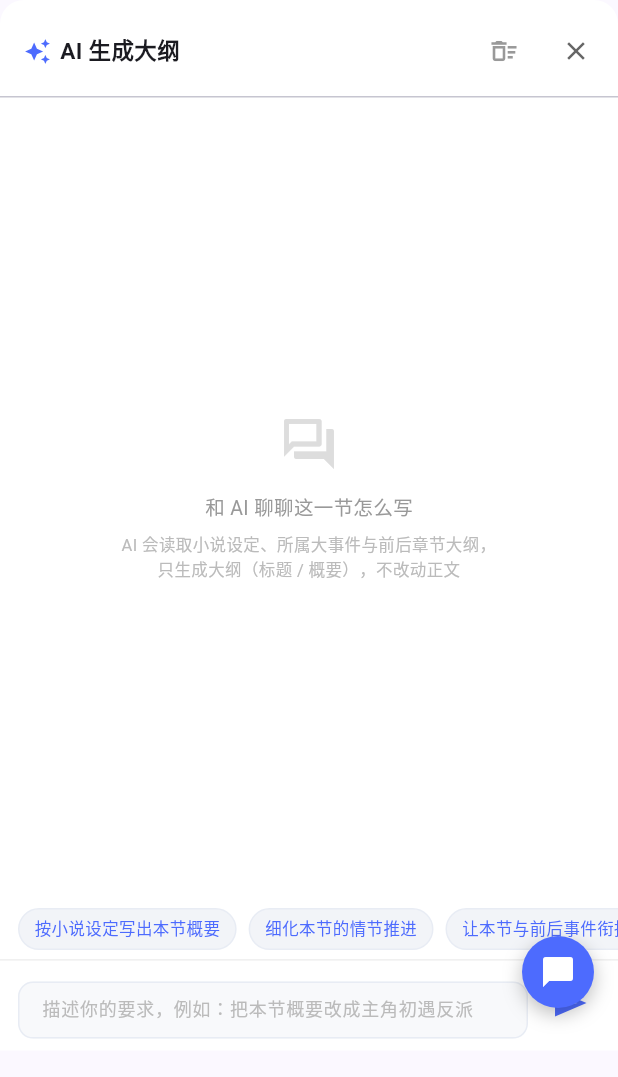
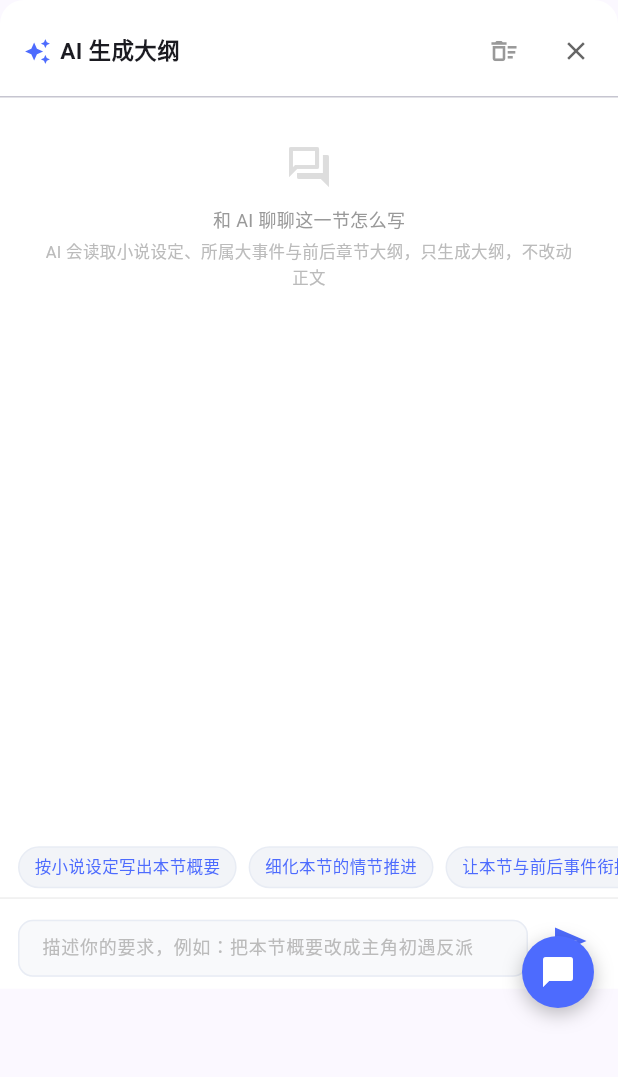
Before and after one commit to xianyvgan2223/ai-novel-platform, a Flutter app: the OutlineAiChatSheet widget shown alone on an empty page, opened directly with empty values, on a phone screen of 412 x 824 dp. Shown: the top 1077 px of the screen. Run offline on Flutter 3.47's test engine with Material 3 defaults, Android fonts, the phone set to English and light mode, and no system bars; our stand-ins replace dio, file_picker, flutter_riverpod, sqflite; missing offline and left inert: flutter_displaymode; accounts and stored records are empty.

Commit message:
4.7.5大纲编辑页面显示优化

```diff
--- a/lib/features/novel_writing/outline_editing/view/widget/outline_ai_chat_sheet.dart
+++ b/lib/features/novel_writing/outline_editing/view/widget/outline_ai_chat_sheet.dart
@@ -30,6 +30,7 @@ class _OutlineAiChatSheetState extends State<OutlineAiChatSheet> {
   final TextEditingController _inputCtrl = TextEditingController();
   final ScrollController _scrollCtrl = ScrollController();
   final FocusNode _inputFocus = FocusNode();
+  final GlobalKey _outlineBubbleKey = GlobalKey(); // 「当前大纲」气泡（应用后滚回查看）
   int _lastMessageCount = 0;
   int _lastStreamLength = 0;
   bool _followOutput = true; // 用户上滑阅读时暂停自动跟随
@@ -97,12 +98,24 @@ class _OutlineAiChatSheetState extends State<OutlineAiChatSheet> {
     if (mounted) _toast('已复制到剪贴板');
   }
 
+  /// 应用 AI 结果后把「当前大纲」气泡滚回可见位置，立刻看到改动后的完整大纲
+  void _scrollToOutline() {
+    final ctx = _outlineBubbleKey.currentContext;
+    if (ctx == null || !ctx.mounted) return;
+    Scrollable.ensureVisible(
+      ctx,
+      duration: const Duration(milliseconds: 260),
+      alignment: 0,
+    );
+  }
+
   @override
   Widget build(BuildContext context) {
     final media = MediaQuery.of(context);
     final insets = media.viewInsets.bottom;
-    // 键盘弹出时压缩面板高度，保证标题栏与输入框始终可见
-    final height = (media.size.height * 0.85 - insets)
+    // 键盘弹出时压缩面板高度，保证标题栏与输入框始终可见；
+    // 不用满屏高度，留出上方页面可见（配合面板内的「当前大纲」预览）
+    final height = (media.size.height * 0.8 - insets)
         .clamp(260.0, media.size.height)
         .toDouble();
     return Padding(
@@ -122,6 +135,7 @@ class _OutlineAiChatSheetState extends State<OutlineAiChatSheet> {
               children: [
                 _buildHeader(controller),
                 const Divider(height: 1),
+                // 「当前大纲」作为对话里的第一条气泡展示，随对话一起滚动看全文
                 Expanded(child: _buildMessageList(controller)),
                 if (controller.chatError.isNotEmpty) _buildError(controller),
                 _buildQuickPrompts(controller),
@@ -140,11 +154,9 @@ class _OutlineAiChatSheetState extends State<OutlineAiChatSheet> {
     if (draft == null) {
       label = '';
     } else {
-      final title = draft.title.isEmpty
-          ? (draft.isMajor ? '大事件' : '未命名章节')
-          : draft.title;
-      label =
-          '${draft.isMajor ? "大事件" : "第 ${controller.aiTargetIndex + 1} 节"} · $title';
+      label = draft.isMajor
+          ? '大事件'
+          : '第 ${controller.aiTargetIndex + 1} 节';
     }
     return Padding(
       padding: const EdgeInsets.fromLTRB(16, 10, 4, 6),
@@ -184,24 +196,92 @@ class _OutlineAiChatSheetState extends State<OutlineAiChatSheet> {
     );
   }
 
-  Widget _buildMessageList(OutlineEditController controller) {
-    final messages = controller.messages;
-    if (messages.isEmpty) {
-      return const Center(
-        child: Padding(
-          padding: EdgeInsets.symmetric(horizontal: 32),
+  /// 「当前大纲」气泡：对话里的第一条消息，展示正在修改的事件标题与概要。
+  /// 内容随编辑实时更新，整条气泡随对话列表一起滚动（不固定在上方），
+  /// 长概要也能完整看到。
+  Widget _buildOutlineBubble(OutlineEditDraft draft) {
+    final summary = draft.summary;
+    return Align(
+      alignment: Alignment.centerLeft,
+      child: Container(
+        key: _outlineBubbleKey,
+        margin: const EdgeInsets.only(bottom: 10, right: 20),
+        padding: const EdgeInsets.fromLTRB(12, 8, 12, 10),
+        decoration: BoxDecoration(
+          color: const Color(0xFFEFF3FF),
+          borderRadius: BorderRadius.circular(10),
+          border: Border.all(color: const Color(0xFFD8E0FF)),
+        ),
         child: Column(
-            mainAxisSize: MainAxisSize.min,
+          crossAxisAlignment: CrossAxisAlignment.start,
           children: [
-              Icon(Icons.forum_outlined, size: 40, color: Color(0xFFDDDDDD)),
-              SizedBox(height: 12),
+            Row(
+              children: [
+                const Icon(
+                  Icons.description_outlined,
+                  size: 13,
+                  color: Color(0xFF4D6BFE),
+                ),
+                const SizedBox(width: 4),
+                const Text(
+                  '当前大纲',
+                  style: TextStyle(
+                    fontSize: 11,
+                    fontWeight: FontWeight.w600,
+                    color: Color(0xFF4D6BFE),
+                  ),
+                ),
+                const Spacer(),
+                if (draft.isDirty)
+                  const Text(
+                    '未保存',
+                    style: TextStyle(fontSize: 10, color: Color(0xFFFF9800)),
+                  ),
+              ],
+            ),
+            const SizedBox(height: 6),
+            Text(
+              draft.title.isEmpty ? '（未命名章节）' : draft.title,
+              style: const TextStyle(
+                fontSize: 13,
+                fontWeight: FontWeight.w600,
+                color: Color(0xFF333333),
+              ),
+            ),
+            const SizedBox(height: 4),
+            Text(
+              summary.isEmpty
+                  ? '（暂无概要，可在下方告诉 AI 你想怎么写）'
+                  : summary,
+              style: TextStyle(
+                fontSize: 12,
+                height: 1.6,
+                color: summary.isEmpty
+                    ? const Color(0xFFAAAAAA)
+                    : const Color(0xFF555555),
+              ),
+            ),
+          ],
+        ),
+      ),
+    );
+  }
+
+  /// 对话为空时的引导（排在大纲气泡下方）
+  Widget _buildEmptyHint() {
+    return const Padding(
+      padding: EdgeInsets.symmetric(vertical: 20, horizontal: 16),
+      child: Column(
+        children: [
+          Icon(Icons.forum_outlined, size: 32, color: Color(0xFFDDDDDD)),
+          SizedBox(height: 10),
           Text(
             '和 AI 聊聊这一节怎么写',
-                style: TextStyle(fontSize: 13, color: Color(0xFF999999)),
+            style: TextStyle(fontSize: 12, color: Color(0xFF999999)),
           ),
-              SizedBox(height: 6),
+          SizedBox(height: 4),
           Text(
-                'AI 会读取小说设定、所属大事件与前后章节大纲，\n只生成大纲（标题 / 概要），不改动正文',
+            'AI 会读取小说设定、所属大事件与前后章节大纲，只生成大纲，不改动正文',
             textAlign: TextAlign.center,
             style: TextStyle(
               fontSize: 11,
@@ -211,16 +291,28 @@ class _OutlineAiChatSheetState extends State<OutlineAiChatSheet> {
           ),
         ],
       ),
-        ),
     );
   }
+
+  /// 对话列表：第一条是「当前大纲」气泡，其后是对话消息，
+  /// 对话为空时再补一条引导。整列可滚动，长概要也能完整查看。
+  Widget _buildMessageList(OutlineEditController controller) {
     final draft = controller.aiTargetDraft;
+    final messages = controller.messages;
+    final outlineCount = draft == null ? 0 : 1;
+    final hintCount = messages.isEmpty ? 1 : 0;
     return ListView.builder(
       controller: _scrollCtrl,
       padding: const EdgeInsets.fromLTRB(12, 10, 12, 10),
-      itemCount: messages.length,
-      itemBuilder: (context, index) =>
-          _buildMessageBubble(messages[index], draft),
+      itemCount: outlineCount + messages.length + hintCount,
+      itemBuilder: (context, index) {
+        if (draft != null && index == 0) return _buildOutlineBubble(draft);
+        final msgIndex = index - outlineCount;
+        if (msgIndex < messages.length) {
+          return _buildMessageBubble(messages[msgIndex], draft);
+        }
+        return _buildEmptyHint();
+      },
     );
   }
 
@@ -310,14 +402,17 @@ class _OutlineAiChatSheetState extends State<OutlineAiChatSheet> {
           _actionButton('替换概要', () {
             draft.replaceSummary(text);
             _toast('已替换事件概要');
+            _scrollToOutline();
           }),
           _actionButton('追加到概要', () {
             draft.appendSummary(text);
             _toast('已追加到事件概要');
+            _scrollToOutline();
           }),
           _actionButton('替换标题', () {
             draft.replaceTitle(text);
             _toast('已替换事件标题');
+            _scrollToOutline();
           }),
           _actionButton('复制', () => _copy(text)),
         ],
--- a/pubspec.yaml
+++ b/pubspec.yaml
@@ -16,7 +16,7 @@ publish_to: 'none' # Remove this line if you wish to publish to pub.dev
 # https://developer.apple.com/library/archive/documentation/General/Reference/InfoPlistKeyReference/Articles/CoreFoundationKeys.html
 # In Windows, build-name is used as the major, minor, and patch parts
 # of the product and file versions while build-number is used as the build suffix.
-version: 4.7.2
+version: 4.7.5
 
 environment:
   sdk: ^3.12.2
```
Also changed, not shown: 1 other file. Lines whose indentation alone changed are shown as unchanged.
